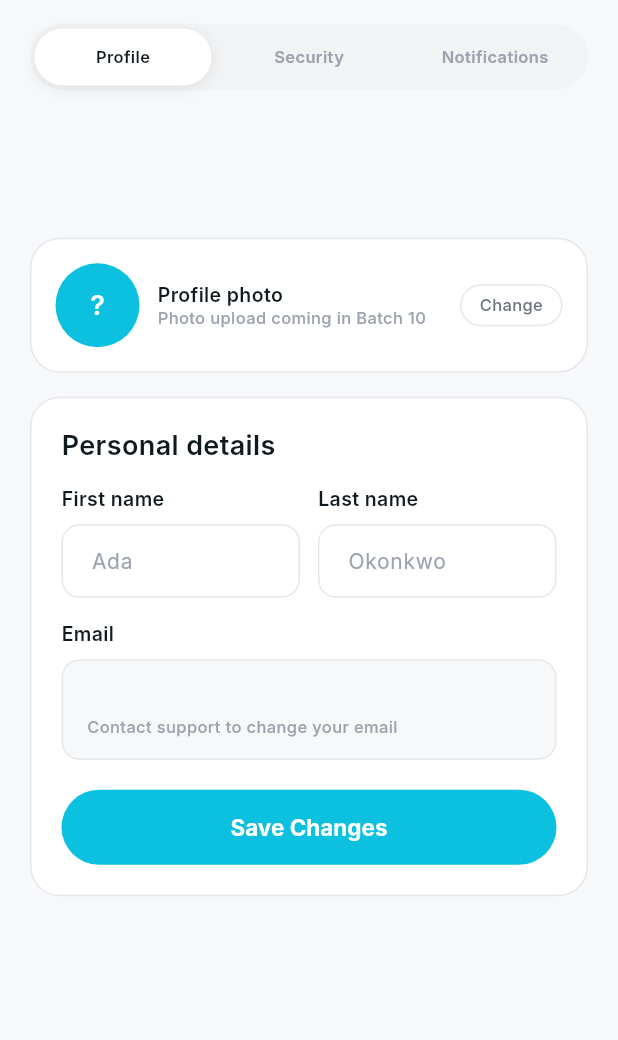
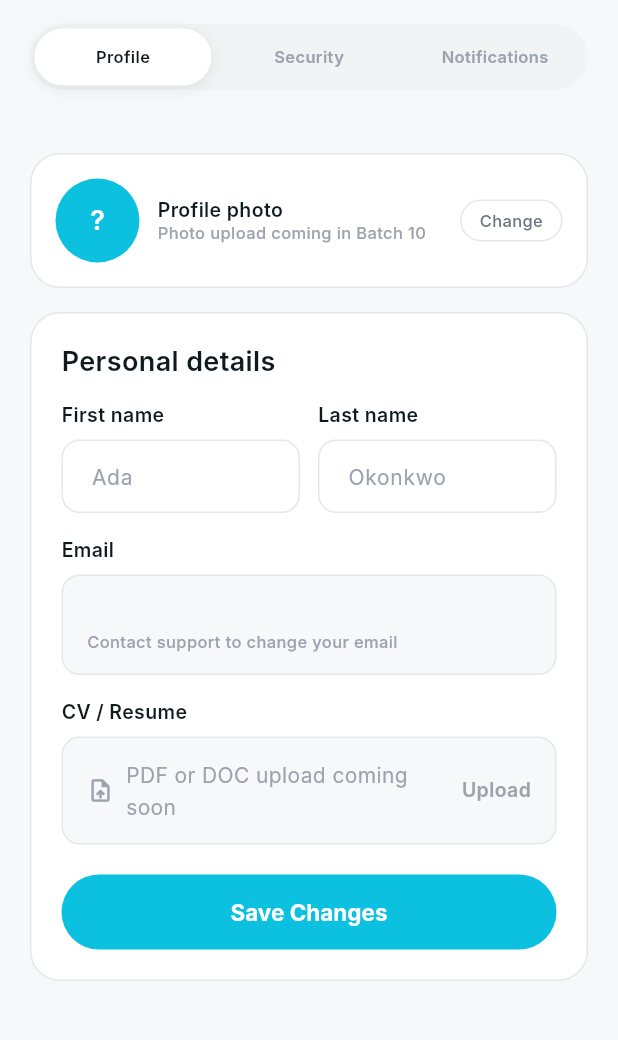
Before and after one commit to timileyin42/Climbr, a Flutter app: the SettingsScreen screen opened by its route, on a phone screen of 412 x 824 dp, the part 72-1112 px from its top. Run offline on Flutter 3.47's test engine with Material 3 defaults, Android fonts, the phone set to English and light mode, and no system bars; drawn by our look-alikes of flutter_animate; our stand-ins replace dio, firebase_auth, firebase_core, flutter_riverpod, flutter_secure_storage, go_router and 1 more; accounts and stored records are empty; generated files the repository leaves out were written again; network calls fail; Roboto replaces fonts that are missing (Inter).

Commit message:
feat(mobile): Batch 10 — Firebase/Google Sign-In + resume upload UI
Firebase setup:
- firebase_core ^3.6.0, firebase_auth ^5.3.1, google_sign_in ^6.2.1
  added to pubspec (image_picker + file_picker removed — DKImagePickerController
  SPM tag-resolution is broken; deferred)
- firebase_options.dart: manual DefaultFirebaseOptions from GoogleService-Info.plist
  (api key, app ID, project ID, storage bucket, iOS client ID)
- main.dart: async Firebase.initializeApp(options: DefaultFirebaseOptions.currentPlatform)
- Disabled Flutter SPM globally (flutter config --no-enable-swift-package-manager)
  so Firebase resolves via CocoaPods rather than the failing SPM git tag fetch

Google Sign-In flow:
- auth_repository.dart: firebaseSignIn(idToken) → POST /auth/firebase
  {id_token, user_type: talent} → saves token, returns AuthResponse
- auth_provider.dart: signInWithGoogle() — GoogleSignIn().signIn() →
  Firebase credential → signInWithCredential → getIdToken() →
  firebaseSignIn → AuthSuccess; logout() also signs out Google + Firebase
- welcome_screen.dart: _CTAButtons → ConsumerWidget; Google button
  wired to ref.read(authProvider.notifier).signInWithGoogle(); ref.listen
  navigates on AuthSuccess (→ verify-email / onboarding / home)

Upload service skeleton:
- core/network/upload_service.dart: uploadProfileImage + uploadResume
  (multipart Dio, POST /talent/profile/image/upload + /profile/resume)
  — wired API-side but UI pickers deferred until DKImagePickerController fixed

Resume UI stubs:
- Onboarding Step 3: upload zone shows "Upload from Settings after setup"
- Settings Profile tab: _ResumeUploadRow shows non-functional "Upload" label

.gitignore: added apps/mobile/ios/Runner/GoogleService-Info.plist,
apps/mobile/lib/app/firebase_options.dart, google-services.json

```diff
--- a/apps/mobile/lib/features/onboarding/onboarding_screen.dart
+++ b/apps/mobile/lib/features/onboarding/onboarding_screen.dart
@@ -371,19 +371,17 @@
         ),
         const SizedBox(height: Sp.s7),
 
-        // Upload zone placeholder
         Container(
-          width: double.infinity,
-          height: 160,
+          width: double.infinity, height: 160,
           decoration: BoxDecoration(
             borderRadius: BorderRadius.circular(Radii.lg),
-            border: Border.all(color: ClimbrColors.border, style: BorderStyle.solid, width: 1.5),
+            border: Border.all(color: ClimbrColors.border, width: 1.5),
             color: ClimbrColors.bgPrimary,
           ),
           child: Column(mainAxisAlignment: MainAxisAlignment.center, children: [
             const Icon(Icons.upload_file_outlined, size: 40, color: ClimbrColors.textTertiary),
             const SizedBox(height: Sp.s3),
-            Text('PDF or DOC — tap to upload', style: ClimbrText.bodyMd.copyWith(color: ClimbrColors.textTertiary)),
+            Text('PDF or DOC', style: ClimbrText.bodyMd.copyWith(color: ClimbrColors.textTertiary)),
             const SizedBox(height: Sp.s2),
             Container(
               padding: const EdgeInsets.symmetric(horizontal: Sp.s3, vertical: 4),
@@ -391,17 +389,14 @@
                 borderRadius: BorderRadius.circular(Radii.pill),
                 color: ClimbrColors.brandCyan.withValues(alpha: 0.08),
               ),
-              child: Text('File picker coming soon', style: ClimbrText.caption.copyWith(color: ClimbrColors.brandCyan)),
+              child: Text('Upload from Settings after setup', style: ClimbrText.caption.copyWith(color: ClimbrColors.brandCyan)),
             ),
           ]),
         ),
 
         const Spacer(),
 
-        _PrimaryBtn(
-          label: 'Skip for now',
-          onPressed: notifier.proceedFromResume,
-        ),
+        _PrimaryBtn(label: 'Skip for now', onPressed: notifier.proceedFromResume),
       ]),
     );
   }
--- a/apps/mobile/lib/features/profile_tab/settings_screen.dart
+++ b/apps/mobile/lib/features/profile_tab/settings_screen.dart
@@ -230,6 +230,11 @@
                   Text('Contact support to change your email', style: ClimbrText.caption.copyWith(color: ClimbrColors.textTertiary)),
                 ]),
               ),
+
+              const SizedBox(height: Sp.s4),
+
+              // CV / Resume upload
+              _ResumeUploadRow(),
 
               const SizedBox(height: Sp.s5),
 
@@ -504,3 +509,37 @@
     );
   }
 }
+
+// ── Resume upload row (file_picker pending DKImagePickerController fix) ───────
+
+class _ResumeUploadRow extends StatelessWidget {
+  @override
+  Widget build(BuildContext context) {
+    return Column(
+      crossAxisAlignment: CrossAxisAlignment.start,
+      children: [
+        Text('CV / Resume', style: ClimbrText.label.copyWith(color: ClimbrColors.textPrimary)),
+        const SizedBox(height: Sp.s2),
+        Container(
+          padding: const EdgeInsets.symmetric(horizontal: Sp.s4, vertical: 14),
+          decoration: BoxDecoration(
+            color: ClimbrColors.bgSecondary,
+            borderRadius: BorderRadius.circular(Radii.md),
+            border: Border.all(color: ClimbrColors.border),
+          ),
+          child: Row(children: [
+            const Icon(Icons.upload_file_outlined, size: 18, color: ClimbrColors.textTertiary),
+            const SizedBox(width: Sp.s2),
+            Expanded(
+              child: Text(
+                'PDF or DOC upload coming soon',
+                style: ClimbrText.bodyMd.copyWith(color: ClimbrColors.textTertiary),
+              ),
+            ),
+            Text('Upload', style: ClimbrText.label.copyWith(color: ClimbrColors.textTertiary)),
+          ]),
+        ),
+      ],
+    );
+  }
+}
```
Also changed, not shown: apps/mobile/lib/core/network/upload_service.dart (added, +35 -0 lines), apps/mobile/lib/data/repositories/auth_repository.dart (+15 -0 lines), apps/mobile/lib/features/auth/auth_provider.dart (+39 -0 lines), apps/mobile/lib/features/welcome/welcome_screen.dart (+22 -8 lines), apps/mobile/lib/main.dart (+7 -1 lines), apps/mobile/pubspec.yaml (+9 -1 lines), apps/mobile/pubspec.lock, 4 other files.
